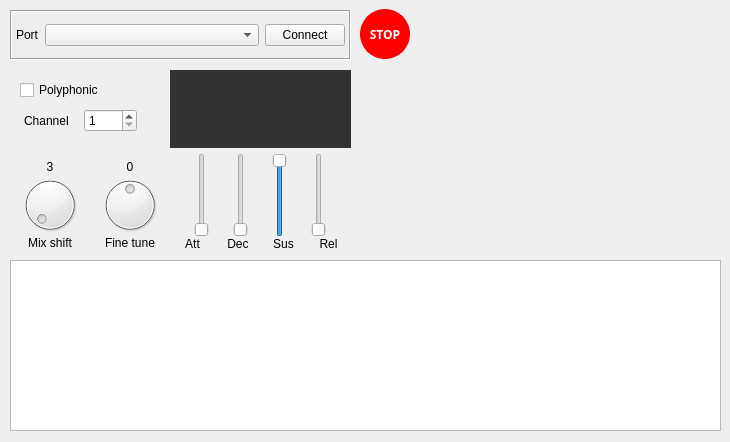
This is host/TSHost/TSHost.ui in JarrettBillingsley/tinysynth as Qt 5 draws it before an edit. The edited form follows.
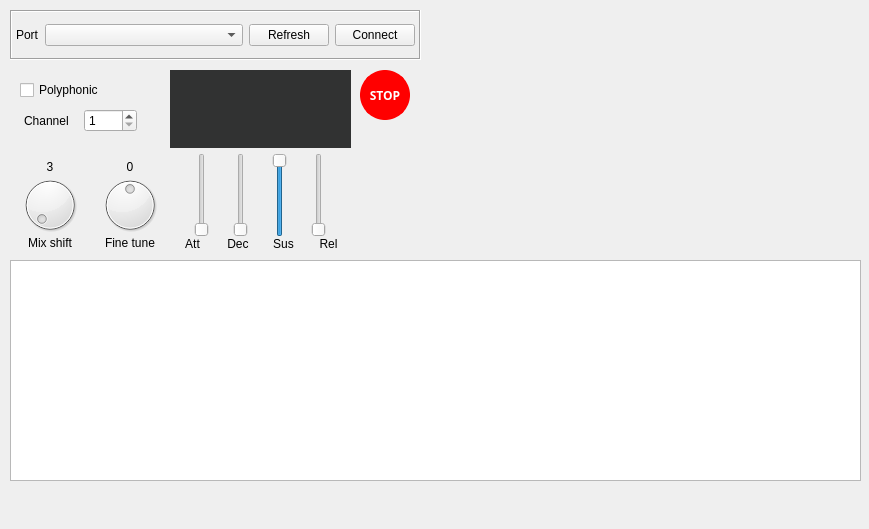
This is the edited form. Custom widgets are drawn as their Qt base class.

```diff
--- a/host/TSHost/TSHost.ui
+++ b/host/TSHost/TSHost.ui
@@ -6,8 +6,8 @@
    <rect>
     <x>0</x>
     <y>0</y>
-    <width>730</width>
-    <height>442</height>
+    <width>869</width>
+    <height>529</height>
    </rect>
   </property>
   <property name="cursor">
@@ -21,7 +21,7 @@
     <property name="geometry">
      <rect>
       <x>360</x>
-      <y>9</y>
+      <y>70</y>
       <width>50</width>
       <height>50</height>
      </rect>
@@ -160,7 +160,7 @@
      <rect>
       <x>10</x>
       <y>10</y>
-      <width>341</width>
+      <width>411</width>
       <height>50</height>
      </rect>
     </property>
@@ -206,6 +206,19 @@
        </property>
       </widget>
      </item>
+     <item>
+      <widget class="QPushButton" name="buttonRefresh">
+       <property name="sizePolicy">
+        <sizepolicy hsizetype="Maximum" vsizetype="Maximum">
+         <horstretch>0</horstretch>
+         <verstretch>0</verstretch>
+        </sizepolicy>
+       </property>
+       <property name="text">
+        <string>Refresh</string>
+       </property>
+      </widget>
+     </item>
      <item>
       <widget class="QPushButton" name="buttonConnect">
        <property name="sizePolicy">
@@ -572,8 +585,8 @@
      <rect>
       <x>10</x>
       <y>260</y>
-      <width>711</width>
-      <height>171</height>
+      <width>851</width>
+      <height>221</height>
      </rect>
     </property>
    </widget>
```
